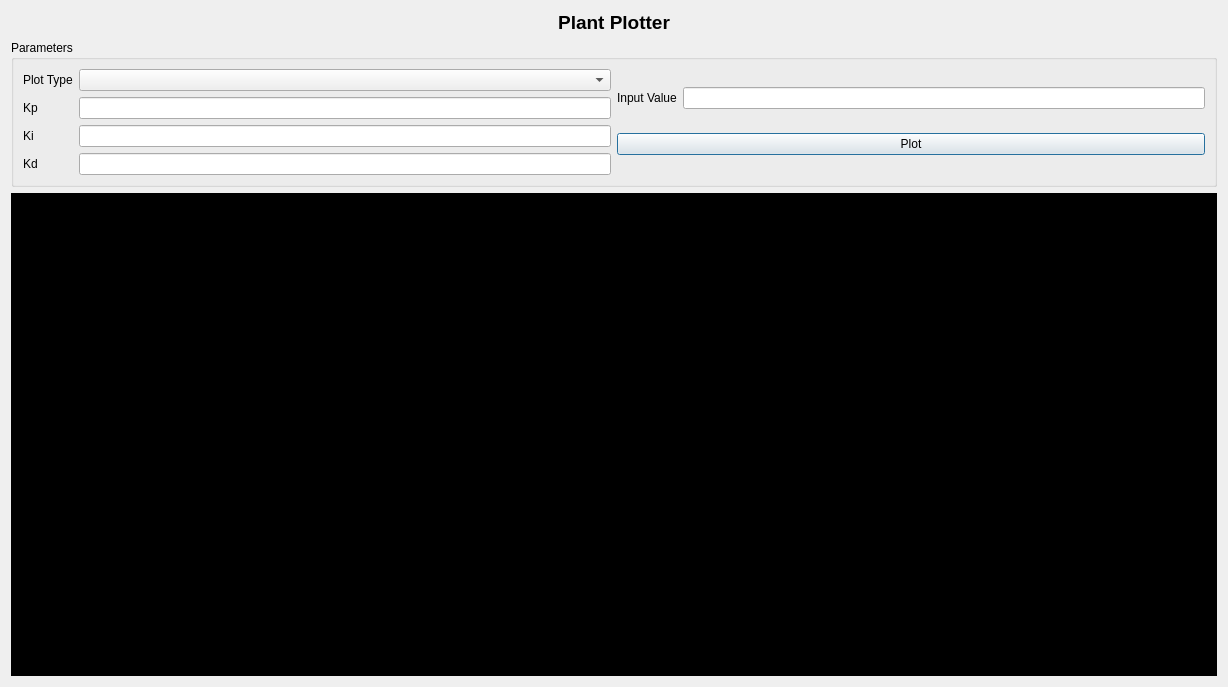
This is App/Simulator_App/ui/output_plotter.ui in DanielMontoyaR/Toolbox-de-Simulaci-n-para-An-lisis-de-Se-ales-Mixtas as Qt 5 draws it before an edit. The edited form follows.
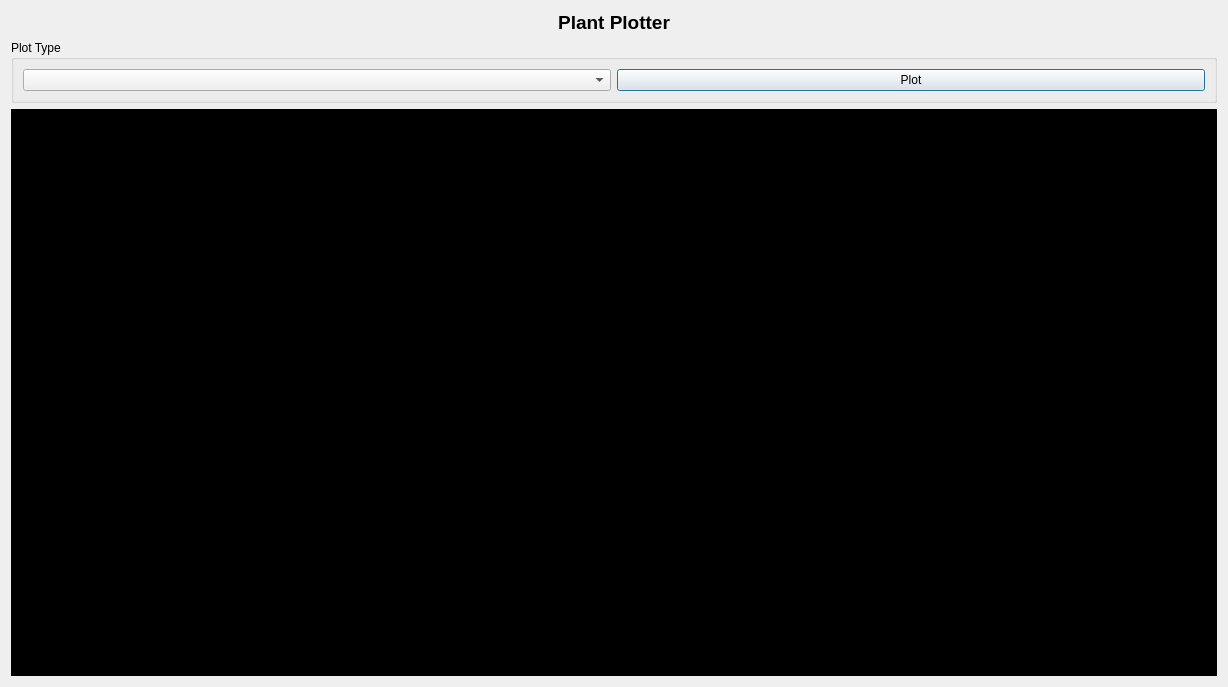
This is the edited form.

Commit message: update: Output plotter refactor and file input validator adjustments.

Diff of the .ui file:
```diff
--- a/App/Simulator_App/ui/output_plotter.ui
+++ b/App/Simulator_App/ui/output_plotter.ui
@@ -19,66 +19,12 @@
      <item row="1" column="1">
       <widget class="QGroupBox" name="groupBox">
        <property name="title">
-        <string>Parameters</string>
+        <string>Plot Type</string>
        </property>
        <layout class="QGridLayout" name="gridLayout_3">
-        <item row="0" column="0">
-         <layout class="QGridLayout" name="gridLayout_2">
-          <item row="0" column="0">
-           <widget class="QLabel" name="plotTypeLabel">
-            <property name="text">
-             <string>Plot Type</string>
-            </property>
-           </widget>
-          </item>
-          <item row="0" column="1">
-           <widget class="QComboBox" name="plotTypecomboBox"/>
-          </item>
-          <item row="1" column="0">
-           <widget class="QLabel" name="kpLabel">
-            <property name="text">
-             <string>Kp</string>
-            </property>
-           </widget>
-          </item>
-          <item row="1" column="1">
-           <widget class="QLineEdit" name="kpInput"/>
-          </item>
-          <item row="2" column="0">
-           <widget class="QLabel" name="kiLabel">
-            <property name="text">
-             <string>Ki</string>
-            </property>
-           </widget>
-          </item>
-          <item row="2" column="1">
-           <widget class="QLineEdit" name="kiInput"/>
-          </item>
-          <item row="3" column="0">
-           <widget class="QLabel" name="kdLabel">
-            <property name="text">
-             <string>Kd</string>
-            </property>
-           </widget>
-          </item>
-          <item row="3" column="1">
-           <widget class="QLineEdit" name="kdInput"/>
-          </item>
-         </layout>
-        </item>
         <item row="0" column="1">
          <layout class="QGridLayout" name="gridLayout">
-          <item row="0" column="0">
-           <widget class="QLabel" name="inputValueLabel">
-            <property name="text">
-             <string>Input Value</string>
-            </property>
-           </widget>
-          </item>
-          <item row="0" column="1">
-           <widget class="QLineEdit" name="inputValueInput"/>
-          </item>
-          <item row="1" column="0" colspan="2">
+          <item row="0" column="0" colspan="2">
            <widget class="QPushButton" name="plotButton">
             <property name="text">
              <string>Plot</string>
@@ -87,6 +33,23 @@
           </item>
          </layout>
         </item>
+        <item row="0" column="0">
+         <layout class="QGridLayout" name="gridLayout_2">
+          <item row="0" column="0">
+           <widget class="QComboBox" name="plotTypecomboBox">
+            <property name="enabled">
+             <bool>true</bool>
+            </property>
+            <property name="sizePolicy">
+             <sizepolicy hsizetype="Preferred" vsizetype="Preferred">
+              <horstretch>0</horstretch>
+              <verstretch>0</verstretch>
+             </sizepolicy>
+            </property>
+           </widget>
+          </item>
+         </layout>
+        </item>
        </layout>
       </widget>
      </item>
```
The commit also changes 13 other files.
